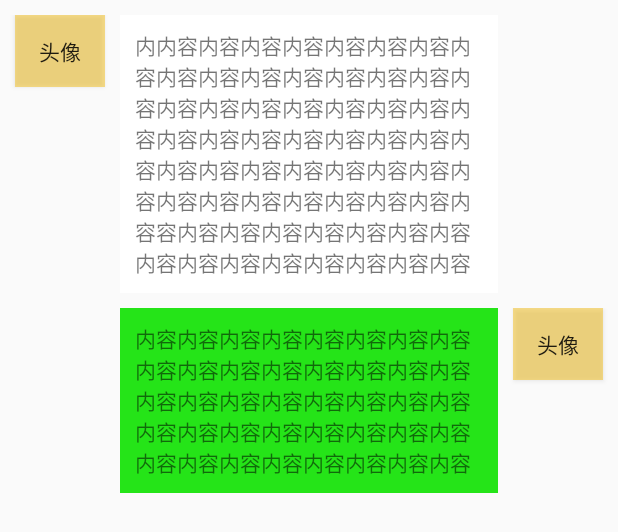
After one commit to yzxdmb01/Practice, an Android app: the layout item_chat_bubble.xml on its own in the app's theme, with its tools: preview values and no code run, on a phone screen of 412 x 824 dp. The commit adds this screen. Shown: the top 532 px of the screen. Run offline under Robolectric (Android 15) with nearby library versions, the phone set to English and light mode, and no system bars.

Commit message:
添加了一个socket的示例，配合sesame的Server哪个类使用

```diff
--- a/app/build.gradle
+++ b/app/build.gradle
@@ -4,7 +4,7 @@ apply plugin: 'me.tatarka.retrolambda'
 
 android {
     compileSdkVersion 23
-    buildToolsVersion '23.0.3'
+    buildToolsVersion '25'
     defaultConfig {
         applicationId "com.jr.practice"
         minSdkVersion 17
@@ -30,9 +30,10 @@ dependencies {
     compile 'com.android.support:appcompat-v7:23.4.0'
     compile 'com.android.support:design:23.4.0'
     compile 'com.jakewharton:disklrucache:2.0.2'
-    compile 'com.android.support.constraint:constraint-layout:1.0.0-alpha4'
+    compile 'com.android.support.constraint:constraint-layout:1.0.2'
     compile 'com.google.dagger:dagger:2.4'
     compile 'com.google.code.gson:gson:2.7'
+//    compile 'com.afollestad.material-dialogs:core:0.9.6.0'
     testCompile 'junit:junit:4.12'
     apt 'com.google.dagger:dagger-compiler:2.4'
     provided 'org.glassfish:javax.annotation:10.0-b28'
--- a/app/src/main/AndroidManifest.xml
+++ b/app/src/main/AndroidManifest.xml
@@ -48,6 +48,10 @@
         <activity android:name=".activity.ListViewActivity" />
         <activity android:name=".activity.LocalActivity" />
         <activity android:name=".activity.DrawableActivity" />
+        <!--聊天室-->
+        <activity
+            android:name=".activity.ChatRoomActivity"
+            android:windowSoftInputMode="stateHidden|stateUnchanged" />
 
         <receiver android:name=".widget.MyAppWidgetProvider">
             <meta-data
--- a/app/src/main/java/com/jr/practice/activity/ListViewActivity.java
+++ b/app/src/main/java/com/jr/practice/activity/ListViewActivity.java
@@ -127,7 +127,6 @@ public class ListViewActivity extends BaseActivity {
                     @Override
                     public void run() {
                         mData.remove(0);
-                        mListView.removeViewAt(0);
 //                        ((ArrayAdapter) mListView.getAdapter()).notifyDataSetChanged();
                     }
                 });
--- a/app/src/main/res/layout/activity_main.xml
+++ b/app/src/main/res/layout/activity_main.xml
@@ -66,5 +66,11 @@
             android:layout_height="wrap_content"
             android:text="Drawable" />
 
+        <Button
+            android:id="@+id/btn_chat_room"
+            android:layout_width="match_parent"
+            android:layout_height="wrap_content"
+            android:text="聊天室" />
+
     </LinearLayout>
 </ScrollView>
--- /dev/null
+++ b/app/src/main/res/layout/item_chat_bubble.xml
@@ -0,0 +1,63 @@
+<?xml version="1.0" encoding="utf-8"?>
+<LinearLayout xmlns:android="http://schemas.android.com/apk/res/android"
+    android:layout_width="match_parent"
+    android:layout_height="match_parent"
+    android:orientation="vertical">
+
+    <RelativeLayout
+        android:id="@+id/rl_left"
+        android:layout_width="match_parent"
+        android:layout_height="wrap_content"
+        android:layout_marginRight="80dp"
+        android:layout_marginTop="10dp">
+
+        <Button
+            android:id="@+id/btn_left_avatar"
+            android:layout_width="60dp"
+            android:layout_height="wrap_content"
+            android:layout_marginLeft="10dp"
+            android:layout_marginRight="10dp"
+            android:background="#76f5ba06"
+            android:text="头像" />
+
+        <TextView
+            android:id="@+id/tv_left_content"
+            android:layout_width="wrap_content"
+            android:layout_height="wrap_content"
+            android:layout_toRightOf="@id/btn_left_avatar"
+            android:background="@android:color/white"
+            android:padding="10dp"
+            android:text="内内容内容内容内容内容内容内容内容内容内容内容内容内容内容内容内容内容内容内容内容内容内容内容内容内容内容内容内容内容内容内容内容内容内容内容内容内容内容内容内容内容内容内容内容内容内容内容内容容内容内容内容内容内容内容内容内容内容内容内容内容内容内容内容" />
+
+    </RelativeLayout>
+
+    <RelativeLayout
+        android:id="@+id/rl_right"
+        android:layout_width="match_parent"
+        android:layout_height="wrap_content"
+        android:layout_marginLeft="80dp"
+        android:layout_marginTop="10dp">
+
+        <Button
+            android:id="@+id/btn_right_avatar"
+            android:layout_width="60dp"
+            android:layout_height="wrap_content"
+            android:layout_alignParentRight="true"
+            android:layout_marginLeft="10dp"
+            android:layout_marginRight="10dp"
+            android:background="#76f5ba06"
+            android:text="头像" />
+
+        <TextView
+            android:id="@+id/tv_right_content"
+            android:layout_width="wrap_content"
+            android:layout_height="wrap_content"
+            android:layout_toLeftOf="@id/btn_right_avatar"
+            android:background="#25e418"
+            android:padding="10dp"
+            android:text="内容内容内容内容内容内容内容内容内容内容内容内容内容内容内容内容内容内容内容内容内容内容内容内容内容内容内容内容内容内容内容内容内容内容内容内容内容内容内容内容" />
+
+    </RelativeLayout>
+
+
+</LinearLayout>
--- a/build.gradle
+++ b/build.gradle
@@ -5,7 +5,7 @@ buildscript {
         jcenter()
     }
     dependencies {
-        classpath 'com.android.tools.build:gradle:2.2.1'
+        classpath 'com.android.tools.build:gradle:2.3.3'
         classpath 'me.tatarka:gradle-retrolambda:3.1.0'
         classpath 'com.neenbedankt.gradle.plugins:android-apt:1.8'
         // NOTE: Do not place your application dependencies here; they belong
--- a/ptr-lib/build.gradle
+++ b/ptr-lib/build.gradle
@@ -2,7 +2,7 @@ apply plugin: 'com.android.library'
 
 android {
     compileSdkVersion 23
-    buildToolsVersion '23.0.3'
+    buildToolsVersion '25'
 
     defaultConfig {
         minSdkVersion 8
```
Also changed, not shown: app/src/main/java/com/jr/practice/MainActivity.java (+9 -4 lines), app/src/main/java/com/jr/practice/activity/ChatRoomActivity.java (added, +187 -0 lines), app/src/main/java/com/jr/practice/entity/Message.java (added, +37 -0 lines), app/src/main/java/com/jr/practice/socket/ClientThread.java (added, +84 -0 lines), app/src/main/java/com/jr/practice/socket/TempHandler.java (added, +19 -0 lines), app/src/main/java/com/jr/practice/splash/SplashPresenter.java (+6 -3 lines), app/src/main/java/com/jr/practice/utils/T.java (+25 -0 lines), app/src/main/res/layout/activity_chat_room.xml (added, +58 -0 lines), app/src/main/res/layout/item_text_left.xml (added, +31 -0 lines), app/src/main/res/layout/item_text_right.xml (added, +33 -0 lines), gradle/wrapper/gradle-wrapper.properties, 204 other files.
